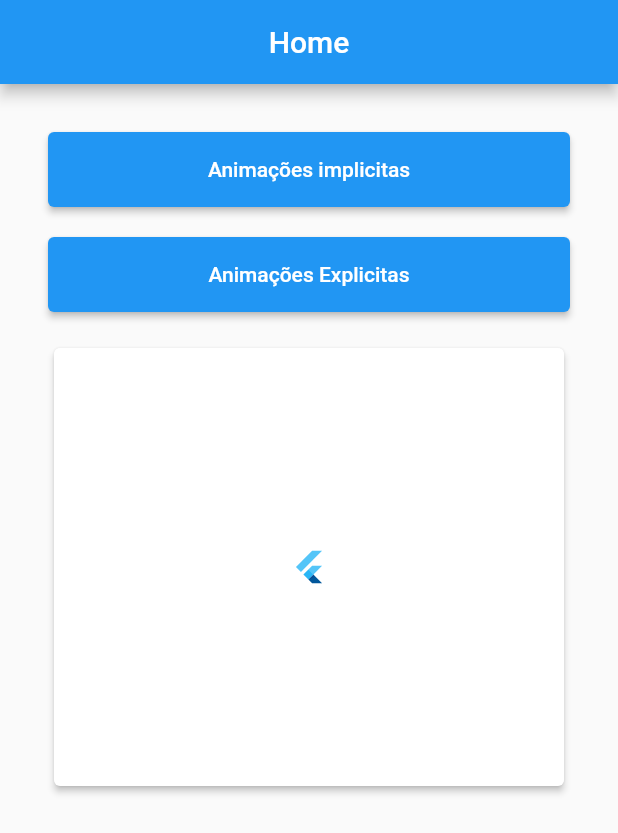
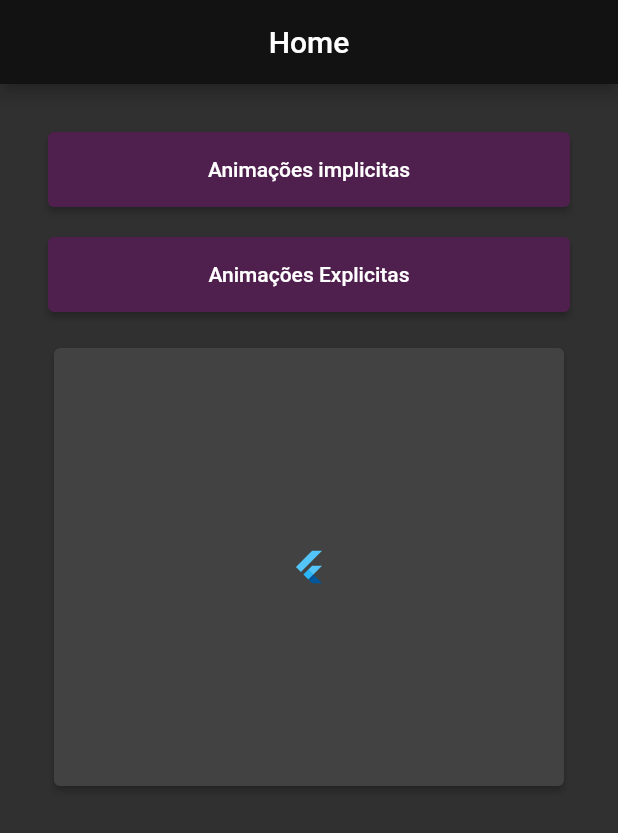
Before and after one commit to CristovoXDGM/flutter_animations_fteam, a Flutter app: the screen it shows after launch, on a phone screen of 412 x 824 dp. Shown: the top 833 px of the screen. Run offline on Flutter 3.47's test engine with Material 2 defaults, Android fonts, the phone set to English and light mode, and no system bars; our stand-ins replace flutter_modular.

Commit message:
Change color scheme

```diff
--- a/lib/app/app_widget.dart
+++ b/lib/app/app_widget.dart
@@ -9,6 +9,14 @@ class AppWidget extends StatelessWidget {
   Widget build(BuildContext context) {
     Modular.setInitialRoute(AppRoutes.home);
     return MaterialApp.router(
+        themeMode: ThemeMode.dark,
+        theme: ThemeData.dark().copyWith(
+          colorScheme: const ColorScheme.dark().copyWith(
+            primary: const Color(0xff4F1F4D),
+            secondary: const Color(0xff9180A7),
+            background: const Color(0xff202020),
+          ),
+        ),
         routeInformationParser: Modular.routeInformationParser,
         routerDelegate: Modular.routerDelegate);
   }
--- a/lib/app/modules/flutter_animations/presenter/pages/home_page.dart
+++ b/lib/app/modules/flutter_animations/presenter/pages/home_page.dart
@@ -35,7 +35,10 @@ class _HomePageState extends State<HomePage> {
                   onPressed: () {
                     Modular.to.pushNamed(AppRoutes.implicitAnimationPage);
                   },
-                  child: const Text("Animações implicitas"),
+                  child: const Text(
+                    "Animações implicitas",
+                    style: TextStyle(color: Colors.white),
+                  ),
                 ),
               ),
               const SizedBox(
@@ -47,7 +50,10 @@ class _HomePageState extends State<HomePage> {
                   onPressed: () {
                     Modular.to.pushNamed(AppRoutes.animatedBallPage);
                   },
-                  child: const Text("Animações Explicitas"),
+                  child: const Text(
+                    "Animações Explicitas",
+                    style: TextStyle(color: Colors.white),
+                  ),
                 ),
               ),
               const SizedBox(
```
